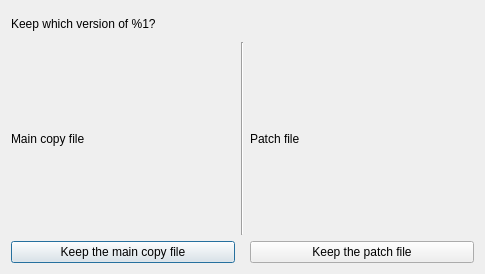
First picture: the form in src/filemerge_dialog.ui, repository lumiscosity/eidolist, before the edit.
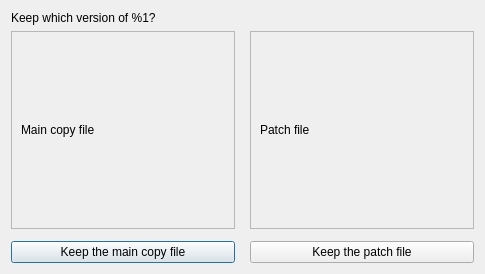
Second picture: the form after the edit. Icons and pictures are not drawn.

```diff
--- a/src/filemerge_dialog.ui
+++ b/src/filemerge_dialog.ui
@@ -39,14 +39,21 @@
    </item>
    <item>
     <layout class="QGridLayout" name="gridLayout">
-     <item row="1" column="0">
+     <item row="1" column="1">
+      <widget class="Line" name="line">
+       <property name="orientation">
+        <enum>Qt::Orientation::Vertical</enum>
+       </property>
+      </widget>
+     </item>
+     <item row="2" column="0">
       <widget class="QPushButton" name="mainCopyButton">
        <property name="text">
         <string>Keep the main copy file</string>
        </property>
       </widget>
      </item>
-     <item row="1" column="2">
+     <item row="2" column="2">
       <widget class="QPushButton" name="patchButton">
        <property name="text">
         <string>Keep the patch file</string>
@@ -54,24 +61,55 @@
       </widget>
      </item>
      <item row="0" column="0">
+      <widget class="QScrollArea" name="scrollArea">
+       <property name="widgetResizable">
+        <bool>true</bool>
+       </property>
+       <widget class="QWidget" name="scrollAreaWidgetContents">
+        <property name="geometry">
+         <rect>
+          <x>0</x>
+          <y>0</y>
+          <width>223</width>
+          <height>190</height>
+         </rect>
+        </property>
+        <layout class="QVBoxLayout" name="verticalLayout_3">
+         <item>
       <widget class="QLabel" name="mainLabel">
        <property name="text">
         <string>Main copy file</string>
        </property>
       </widget>
      </item>
+        </layout>
+       </widget>
+      </widget>
+     </item>
      <item row="0" column="2">
+      <widget class="QScrollArea" name="scrollArea_2">
+       <property name="widgetResizable">
+        <bool>true</bool>
+       </property>
+       <widget class="QWidget" name="scrollAreaWidgetContents_2">
+        <property name="geometry">
+         <rect>
+          <x>0</x>
+          <y>0</y>
+          <width>223</width>
+          <height>190</height>
+         </rect>
+        </property>
+        <layout class="QVBoxLayout" name="verticalLayout_2">
+         <item>
       <widget class="QLabel" name="patchLabel">
        <property name="text">
         <string>Patch file</string>
        </property>
       </widget>
      </item>
-     <item row="0" column="1">
-      <widget class="Line" name="line">
-       <property name="orientation">
-        <enum>Qt::Orientation::Vertical</enum>
-       </property>
+        </layout>
+       </widget>
       </widget>
      </item>
     </layout>
```
Lines whose indentation alone changed are shown as unchanged.
